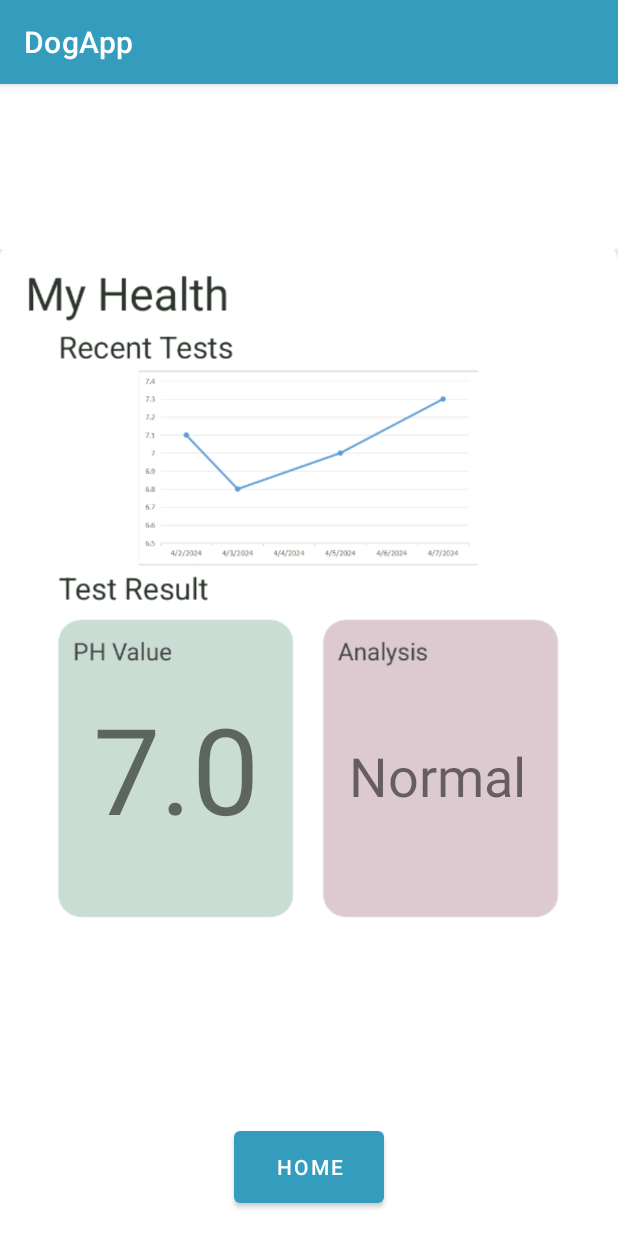
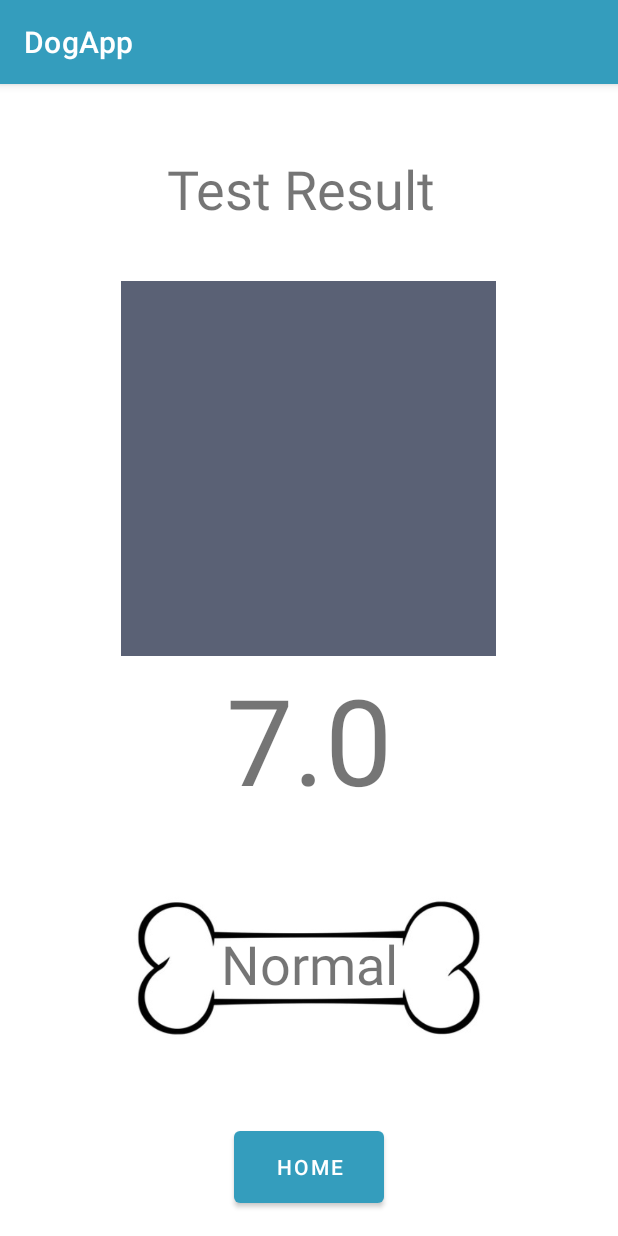
Before and after one commit to InteractiveOrganismsLab/pawH, an Android app: the fragment SlideshowFragment shown on its own in the app's theme, on a phone screen of 412 x 824 dp. Run offline under Robolectric (Android 15) with nearby library versions, the phone set to English and light mode, and no system bars.

Commit message:
fix larger UI

```diff
--- a/app/src/main/java/com/example/dogapp/ui/slideshow/SlideshowFragment.kt
+++ b/app/src/main/java/com/example/dogapp/ui/slideshow/SlideshowFragment.kt
@@ -32,10 +32,10 @@ class SlideshowFragment : Fragment() {
         _binding = FragmentSlideshowBinding.inflate(inflater, container, false)
         val root: View = binding.root
 
-        val textView: TextView = binding.textSlideshow
-        slideshowViewModel.text.observe(viewLifecycleOwner) {
-            textView.text = it
-        }
+//        val textView: TextView = binding.textSlideshow
+//        slideshowViewModel.text.observe(viewLifecycleOwner) {
+//            textView.text = it
+//        }
 
         // Set click listener for the send button
         binding.buttonBacktoHome.setOnClickListener {
--- a/app/src/main/res/layout/fragment_slideshow.xml
+++ b/app/src/main/res/layout/fragment_slideshow.xml
@@ -6,29 +6,7 @@
     android:layout_height="match_parent"
     tools:context=".ui.slideshow.SlideshowFragment">
 
-    <TextView
-        android:id="@+id/text_slideshow"
-        android:layout_width="match_parent"
-        android:layout_height="wrap_content"
-        android:layout_marginStart="8dp"
-        android:layout_marginTop="8dp"
-        android:layout_marginEnd="8dp"
-        android:textAlignment="center"
-        android:textSize="20sp"
-        app:layout_constraintBottom_toBottomOf="parent"
-        app:layout_constraintEnd_toEndOf="parent"
-        app:layout_constraintStart_toStartOf="parent"
-        app:layout_constraintTop_toTopOf="parent" />
 
-    <ImageView
-        android:id="@+id/imageView10"
-        android:layout_width="wrap_content"
-        android:layout_height="wrap_content"
-        android:src="@drawable/result_page"
-        app:layout_constraintEnd_toEndOf="parent"
-        app:layout_constraintHorizontal_bias="0.0"
-        app:layout_constraintStart_toStartOf="parent"
-        app:layout_constraintTop_toTopOf="parent" />
 
     <Button
         android:id="@+id/buttonBacktoHome"
@@ -40,29 +18,64 @@
         app:layout_constraintEnd_toEndOf="parent"
         app:layout_constraintStart_toStartOf="parent" />
 
+    <ImageView
+        android:id="@+id/imageView2"
+        android:layout_width="269dp"
+        android:layout_height="176dp"
+        android:src="@drawable/dogbone"
+        app:layout_constraintBottom_toTopOf="@+id/buttonBacktoHome"
+        app:layout_constraintEnd_toEndOf="parent"
+        app:layout_constraintStart_toStartOf="parent"
+        app:layout_constraintTop_toTopOf="parent"
+        app:layout_constraintVertical_bias="0.972" />
+
     <TextView
         android:id="@+id/text7"
         android:layout_width="wrap_content"
         android:layout_height="wrap_content"
-        android:layout_marginBottom="160dp"
         android:text="7.0"
         android:textSize="80sp"
-        app:layout_constraintBottom_toBottomOf="@+id/imageView10"
+        app:layout_constraintBottom_toTopOf="@+id/buttonBacktoHome"
         app:layout_constraintEnd_toEndOf="parent"
-        app:layout_constraintHorizontal_bias="0.206"
-        app:layout_constraintStart_toStartOf="parent" />
+        app:layout_constraintStart_toStartOf="parent"
+        app:layout_constraintTop_toTopOf="parent"
+        app:layout_constraintVertical_bias="0.655" />
 
     <TextView
         android:id="@+id/text6"
         android:layout_width="wrap_content"
         android:layout_height="wrap_content"
-        android:layout_marginBottom="184dp"
         android:text="Normal"
         android:textSize="36sp"
-        app:layout_constraintBottom_toBottomOf="@+id/imageView10"
+        app:layout_constraintBottom_toBottomOf="@+id/imageView2"
         app:layout_constraintEnd_toEndOf="parent"
-        app:layout_constraintHorizontal_bias="0.791"
-        app:layout_constraintStart_toStartOf="parent" />
+        app:layout_constraintStart_toStartOf="parent"
+        app:layout_constraintTop_toTopOf="@+id/imageView2"
+        app:layout_constraintVertical_bias="0.476" />
+
+    <TextView
+        android:id="@+id/textView2"
+        android:layout_width="189dp"
+        android:layout_height="68dp"
+        android:text="Test Result"
+        android:textSize="36sp"
+        app:layout_constraintBottom_toTopOf="@+id/buttonBacktoHome"
+        app:layout_constraintEnd_toEndOf="parent"
+        app:layout_constraintStart_toStartOf="parent"
+        app:layout_constraintTop_toTopOf="parent"
+        app:layout_constraintVertical_bias="0.073" />
+
+    <View
+        android:id="@+id/colorSquare"
+        android:layout_width="250dp"
+        android:layout_height="250dp"
+        android:background="#5A6175"
+        app:layout_constraintBottom_toBottomOf="parent"
+        app:layout_constraintEnd_toEndOf="parent"
+        app:layout_constraintHorizontal_bias="0.496"
+        app:layout_constraintStart_toStartOf="parent"
+        app:layout_constraintTop_toTopOf="parent"
+        app:layout_constraintVertical_bias="0.253" />
 
     <!--    <TextView-->
     <!--        android:id="@+id/text72"-->
```
Also changed, not shown: app/src/main/res/layout/activity_nixsensor.xml (+18 -16 lines), app/src/main/res/drawable/dogbone.jpg (added). Lines whose indentation alone changed are shown as unchanged.
